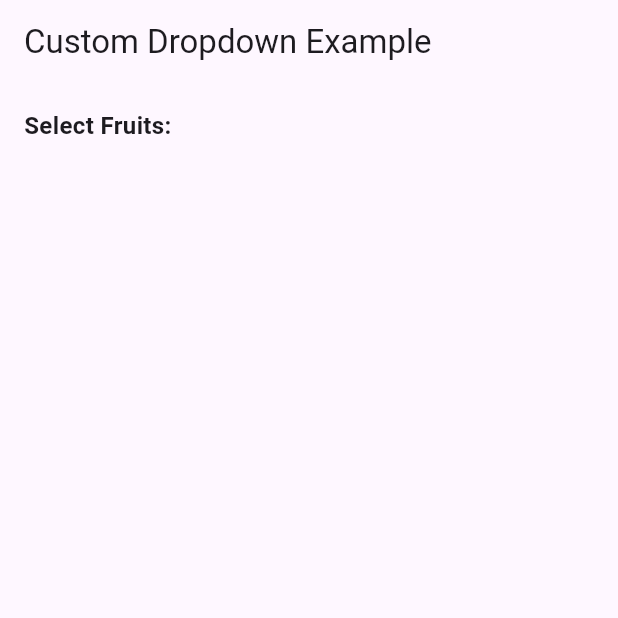
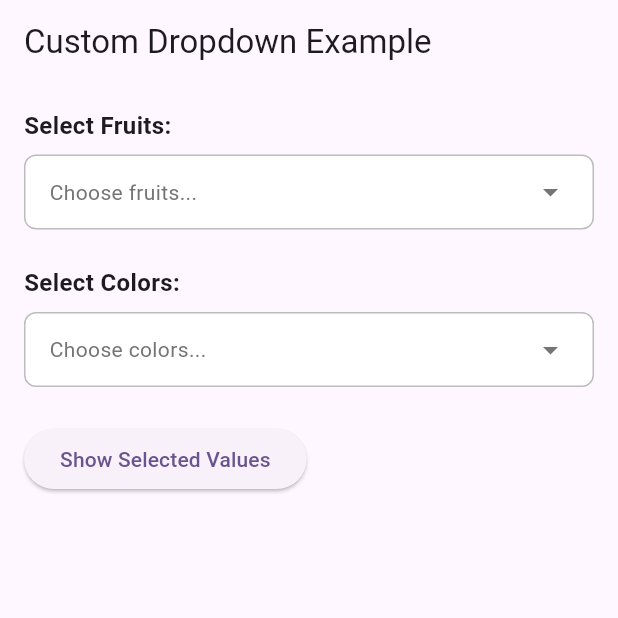
Before and after one commit to JakariaKhan-CSE/CustomDropDownExample, a Flutter app: the screen it shows after launch, on a phone screen of 412 x 824 dp, the top half of it. Run offline on Flutter 3.47's test engine with Material 3 defaults, Android fonts, the light colour scheme and no system bars.

Commit message:
Custom Multi Select DropDown.

```diff
--- a/lib/CustomDropdownExample.dart
+++ b/lib/CustomDropdownExample.dart
@@ -1,3 +1,4 @@
+import 'package:basic_custom_dropdown/CustomMultiSelectDropdown.dart';
 import 'package:basic_custom_dropdown/drop_down_item.dart';
 import 'package:flutter/material.dart';
 
@@ -17,6 +18,14 @@ class _CustomDropDownExampleState extends State<CustomDropDownExample> {
     DropdownItem(value: 'banana', label: 'Banana'),
     DropdownItem(value: 'orange', label: 'Orange'),
     DropdownItem(value: 'mango', label: 'Mango'),
+    DropdownItem(value: 'apple', label: 'Apple'),
+    DropdownItem(value: 'banana', label: 'Banana'),
+    DropdownItem(value: 'orange', label: 'Orange'),
+    DropdownItem(value: 'mango', label: 'Mango'),
+    DropdownItem(value: 'apple', label: 'Apple'),
+    DropdownItem(value: 'banana', label: 'Banana'),
+    DropdownItem(value: 'orange', label: 'Orange'),
+    DropdownItem(value: 'mango', label: 'Mango'),
   ];
 
   final List<DropdownItem<String>> colors = [
@@ -29,15 +38,54 @@ class _CustomDropDownExampleState extends State<CustomDropDownExample> {
   @override
   Widget build(BuildContext context) {
     return Scaffold(
-      appBar: AppBar(
-        title: Text('Custom Dropdown Example'),
-      ),
-      body: Padding(padding: EdgeInsets.all(16),
+      appBar: AppBar(title: Text('Custom Dropdown Example')),
+      body: Padding(
+        padding: EdgeInsets.all(16),
         child: Column(
           crossAxisAlignment: CrossAxisAlignment.start,
           children: [
-          Text('Select Fruits:', style: TextStyle(fontSize: 16, fontWeight: FontWeight.bold)),
+            Text(
+              'Select Fruits:',
+              style: TextStyle(fontSize: 16, fontWeight: FontWeight.bold),
+            ),
             const SizedBox(height: 8),
+            CustomMultiSelectDropdown(
+              items: fruits,
+              selectedValues: selectedFruits,
+              onChanged: (value) {
+                setState(() {
+                  selectedFruits = value;
+                });
+              },
+              hintText: 'Choose fruits...',
+            ),
+            const SizedBox(height: 24),
+
+            Text(
+              'Select Colors:',
+              style: TextStyle(fontSize: 16, fontWeight: FontWeight.bold),
+            ),
+            const SizedBox(height: 8),
+            CustomMultiSelectDropdown(
+              items: colors,
+              selectedValues: selectedColors,
+              onChanged: (value) {
+                setState(() {
+                  selectedColors = value;
+                });
+              },
+              hintText: 'Choose colors...',
+            ),
+
+            const SizedBox(height: 24),
+            ElevatedButton(
+              onPressed: () {
+                print('Selected fruits: $selectedFruits');
+                print('Selected colors: $selectedColors');
+              },
+              child: const Text('Show Selected Values'),
+            ),
+
           ],
         ),
       ),
--- a/lib/CustomMultiSelectDropdown.dart
+++ b/lib/CustomMultiSelectDropdown.dart
@@ -13,9 +13,9 @@ class CustomMultiSelectDropdown<T> extends StatefulWidget {
     required this.items,
     required this.selectedValues,
     required this.onChanged,
-    required this.hintText,
-    required this.maxHeight,
-    required this.isExpanded,
+    this.hintText = 'Select items',
+    this.maxHeight = 200,
+    this.isExpanded = false,
   });
 
   @override
```
Also changed, not shown: 1 other file. Lines whose indentation alone changed are shown as unchanged.
